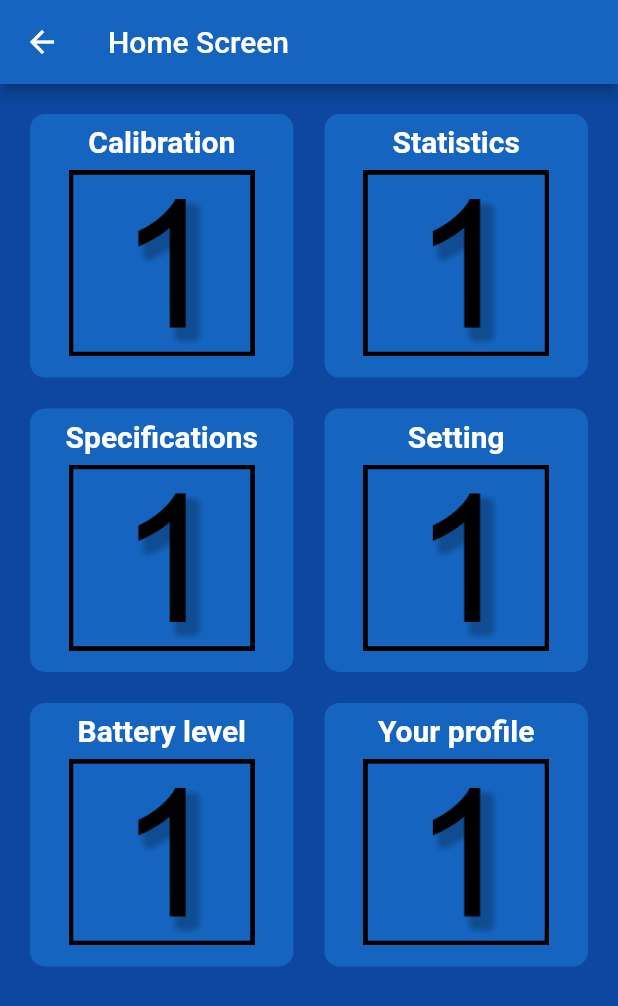
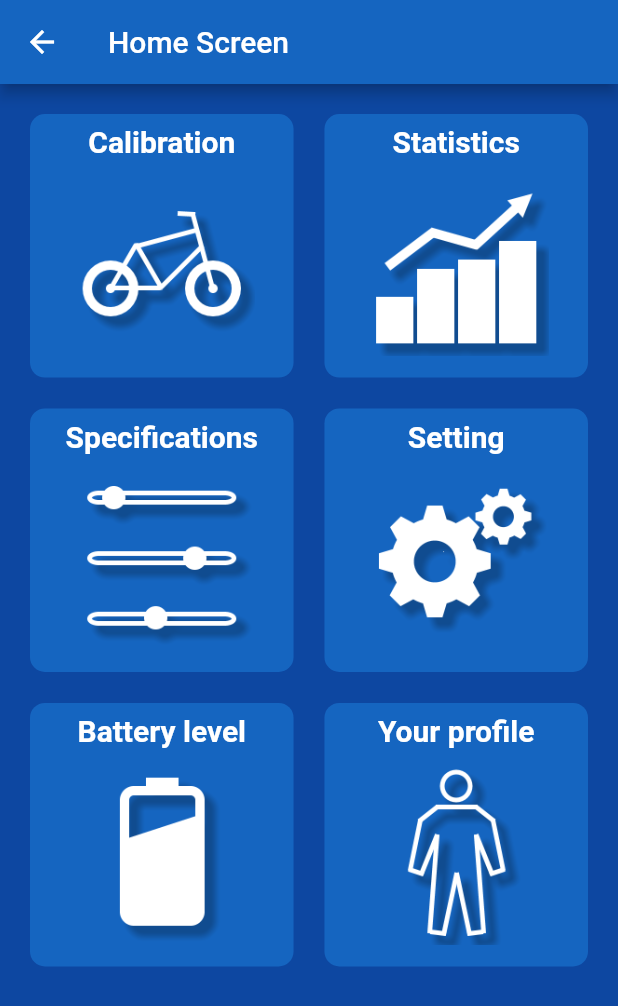
Before and after one commit to lilag-dawg/OSS_APP, a Flutter app: the HomeScreen screen opened directly with empty values, on a phone screen of 412 x 824 dp. Shown: the top 1006 px of the screen. Run offline on Flutter 3.47's test engine with Material 2 defaults, Android fonts, the phone set to English and light mode, and no system bars; our stand-ins replace percent_indicator.

Commit message:
Final before getting new branch

```diff
--- a/lib/main.dart
+++ b/lib/main.dart
@@ -5,13 +5,11 @@ import './widgets/navigationBar.dart';
 void main() => runApp(MyApp());
 
 class MyApp extends StatelessWidget {
-
   @override
   Widget build(BuildContext context) {
     return MaterialApp(
-      title:"testing routes",
+      title: "testing routes",
       home: MyNavigationBar(),
-
-  );
+    );
   }
 }
--- a/lib/screens/home_screen.dart
+++ b/lib/screens/home_screen.dart
@@ -59,6 +59,8 @@ class HomeScreen extends StatelessWidget {
     Constants.setAppWidth(MediaQuery.of(context).size.width);
     Constants.setAppHeight(MediaQuery.of(context).size.height);
 
+    imageCache.clear();
+
     return Scaffold(
       backgroundColor: Color(Constants.backGroundBlue),
       appBar: AppBar(
@@ -76,37 +78,37 @@ class HomeScreen extends StatelessWidget {
               (Constants.getAppWidth() * 0.35),
               (Constants.getAppWidth() * 0.35),
               "Calibration",
-              "assets/test.png", //"assets/activities.png",
+              "assets/activities.png",
               _calibrationPressed),
           NavigationButton(
               (Constants.getAppWidth() * 0.35),
               (Constants.getAppWidth() * 0.35),
               "Statistics",
-              "assets/test.png", //"assets/stats.png",
+              "assets/stats.png",
               _statsPressed),
           NavigationButton(
               (Constants.getAppWidth() * 0.35),
               (Constants.getAppWidth() * 0.35),
               "Specifications",
-              "assets/test.png", //"assets/specifications.png",
+              "assets/specifications.png",
               _specificationPressed),
           NavigationButton(
               (Constants.getAppWidth() * 0.35),
               (Constants.getAppWidth() * 0.35),
               "Setting",
-              "assets/test.png", //"assets/setting.png",
+              "assets/settings.png",
               _settingPressed),
           NavigationButton(
               (Constants.getAppWidth() * 0.35),
               (Constants.getAppWidth() * 0.35),
               "Battery level",
-              "assets/test.png", //"assets/batterieLevel.png",
+              "assets/batteryLevel.png",
               _batterieLevelPressed),
           NavigationButton(
               (Constants.getAppWidth() * 0.35),
               (Constants.getAppWidth() * 0.35),
               "Your profile",
-              "assets/test.png", //"assets/profil.png",
+              "assets/profile.png",
               _profilePressed),
         ],
       )),
--- a/pubspec.yaml
+++ b/pubspec.yaml
@@ -48,11 +48,11 @@ flutter:
   # To add assets to your application, add an assets section, like this:
   assets:
    - assets/activities.png
-   - assets/setting.png
+   - assets/settings.png
    - assets/specifications.png
    - assets/stats.png
-   - assets/batterieLevel.png
-   - assets/profil.png
+   - assets/batteryLevel.png
+   - assets/profile.png
    - assets/test.png
   #  - images/a_dot_ham.jpeg
 
```
Also changed, not shown: assets/activities.png, assets/batteryLevel.png (added), assets/old/OLD_activities.png (added), assets/old/OLD_batteryLevel.png (renamed from assets/batterieLevel.png), assets/old/OLD_profile.png (renamed from assets/profil.png), assets/old/OLD_settings.png (renamed from assets/setting.png), assets/old/OLD_specifications.png (added), assets/old/OLD_stats.png (added), assets/profile.png (added), assets/settings.png (added), assets/specifications.png, assets/stats.png.
